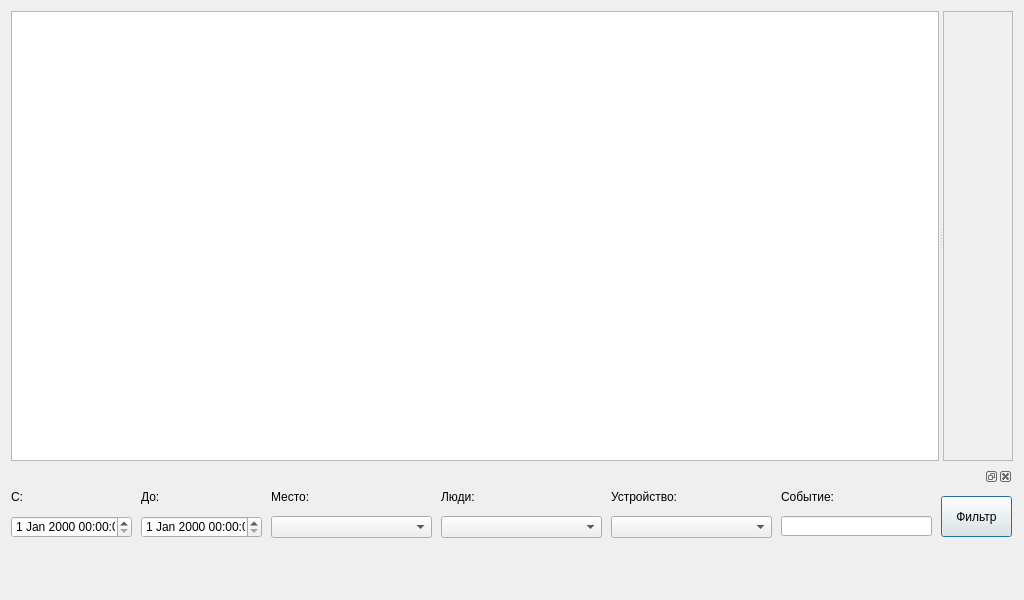
This is FVAViewer/fvaviewer.ui in dimanikulin/fva as Qt 5 draws it before an edit. The edited form follows.
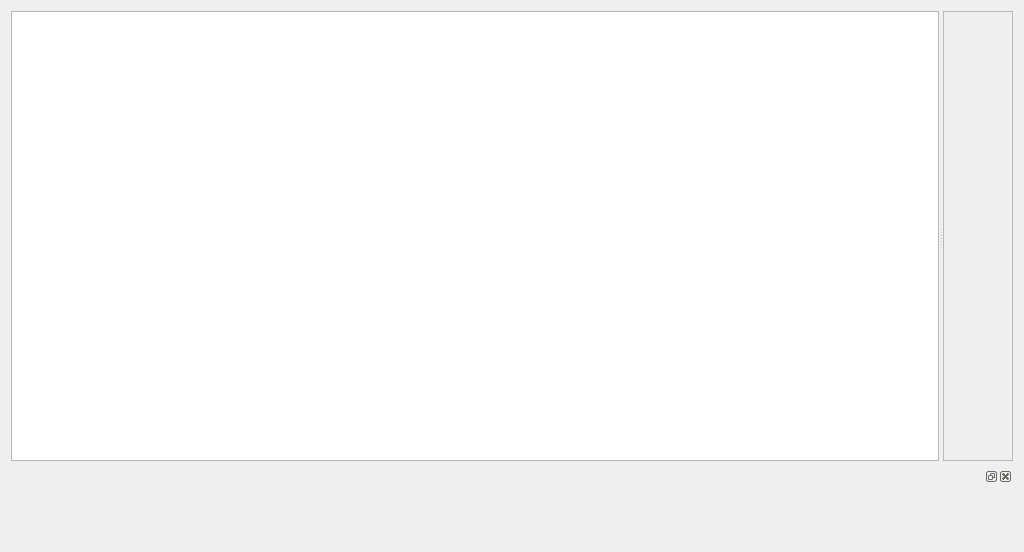
This is the edited form.

```diff
--- a/FVAViewer/fvaviewer.ui
+++ b/FVAViewer/fvaviewer.ui
@@ -7,7 +7,7 @@
     <x>0</x>
     <y>0</y>
     <width>1024</width>
-    <height>600</height>
+    <height>552</height>
    </rect>
   </property>
   <property name="baseSize">
@@ -82,174 +82,10 @@
        <verstretch>0</verstretch>
       </sizepolicy>
      </property>
-     <property name="minimumSize">
-      <size>
-       <width>921</width>
-       <height>78</height>
-      </size>
-     </property>
      <property name="floating">
       <bool>false</bool>
      </property>
-     <widget class="QWidget" name="dockWidgetContents_2">
-      <widget class="QDateTimeEdit" name="dateTimeFrom">
-       <property name="geometry">
-        <rect>
-         <x>0</x>
-         <y>30</y>
-         <width>121</width>
-         <height>22</height>
-        </rect>
-       </property>
-      </widget>
-      <widget class="QLabel" name="label">
-       <property name="geometry">
-        <rect>
-         <x>0</x>
-         <y>0</y>
-         <width>121</width>
-         <height>21</height>
-        </rect>
-       </property>
-       <property name="text">
-        <string>С:</string>
-       </property>
-      </widget>
-      <widget class="QLabel" name="label_2">
-       <property name="geometry">
-        <rect>
-         <x>130</x>
-         <y>0</y>
-         <width>121</width>
-         <height>21</height>
-        </rect>
-       </property>
-       <property name="text">
-        <string>До:</string>
-       </property>
-      </widget>
-      <widget class="QDateTimeEdit" name="dateTimeTo">
-       <property name="geometry">
-        <rect>
-         <x>130</x>
-         <y>30</y>
-         <width>121</width>
-         <height>22</height>
-        </rect>
-       </property>
-      </widget>
-      <widget class="QComboBox" name="cbPlace">
-       <property name="geometry">
-        <rect>
-         <x>260</x>
-         <y>30</y>
-         <width>161</width>
-         <height>22</height>
-        </rect>
-       </property>
-       <property name="minimumContentsLength">
-        <number>30</number>
-       </property>
-      </widget>
-      <widget class="QComboBox" name="cbPeople">
-       <property name="geometry">
-        <rect>
-         <x>430</x>
-         <y>30</y>
-         <width>161</width>
-         <height>22</height>
-        </rect>
-       </property>
-       <property name="minimumContentsLength">
-        <number>30</number>
-       </property>
-      </widget>
-      <widget class="QComboBox" name="cbDevice">
-       <property name="geometry">
-        <rect>
-         <x>600</x>
-         <y>30</y>
-         <width>161</width>
-         <height>22</height>
-        </rect>
-       </property>
-      </widget>
-      <widget class="QLineEdit" name="editEvent">
-       <property name="geometry">
-        <rect>
-         <x>770</x>
-         <y>30</y>
-         <width>151</width>
-         <height>20</height>
-        </rect>
-       </property>
-      </widget>
-      <widget class="QLabel" name="label_3">
-       <property name="geometry">
-        <rect>
-         <x>770</x>
-         <y>0</y>
-         <width>151</width>
-         <height>21</height>
-        </rect>
-       </property>
-       <property name="text">
-        <string>Событие:</string>
-       </property>
-      </widget>
-      <widget class="QLabel" name="label_4">
-       <property name="geometry">
-        <rect>
-         <x>260</x>
-         <y>0</y>
-         <width>161</width>
-         <height>21</height>
-        </rect>
-       </property>
-       <property name="text">
-        <string>Место:</string>
-       </property>
-      </widget>
-      <widget class="QLabel" name="label_5">
-       <property name="geometry">
-        <rect>
-         <x>430</x>
-         <y>0</y>
-         <width>151</width>
-         <height>21</height>
-        </rect>
-       </property>
-       <property name="text">
-        <string>Люди:</string>
-       </property>
-      </widget>
-      <widget class="QLabel" name="label_6">
-       <property name="geometry">
-        <rect>
-         <x>600</x>
-         <y>0</y>
-         <width>151</width>
-         <height>21</height>
-        </rect>
-       </property>
-       <property name="text">
-        <string>Устройство:</string>
-       </property>
-      </widget>
-      <widget class="QPushButton" name="btnFilter">
-       <property name="geometry">
-        <rect>
-         <x>930</x>
-         <y>10</y>
-         <width>71</width>
-         <height>41</height>
-        </rect>
-       </property>
-       <property name="text">
-        <string>Фильтр</string>
-       </property>
-      </widget>
-     </widget>
+     <widget class="QWidget" name="dockWidgetContents_2"/>
     </widget>
    </item>
   </layout>
```
Left out of the diff: 1 changed line with no effect on the pictures.
